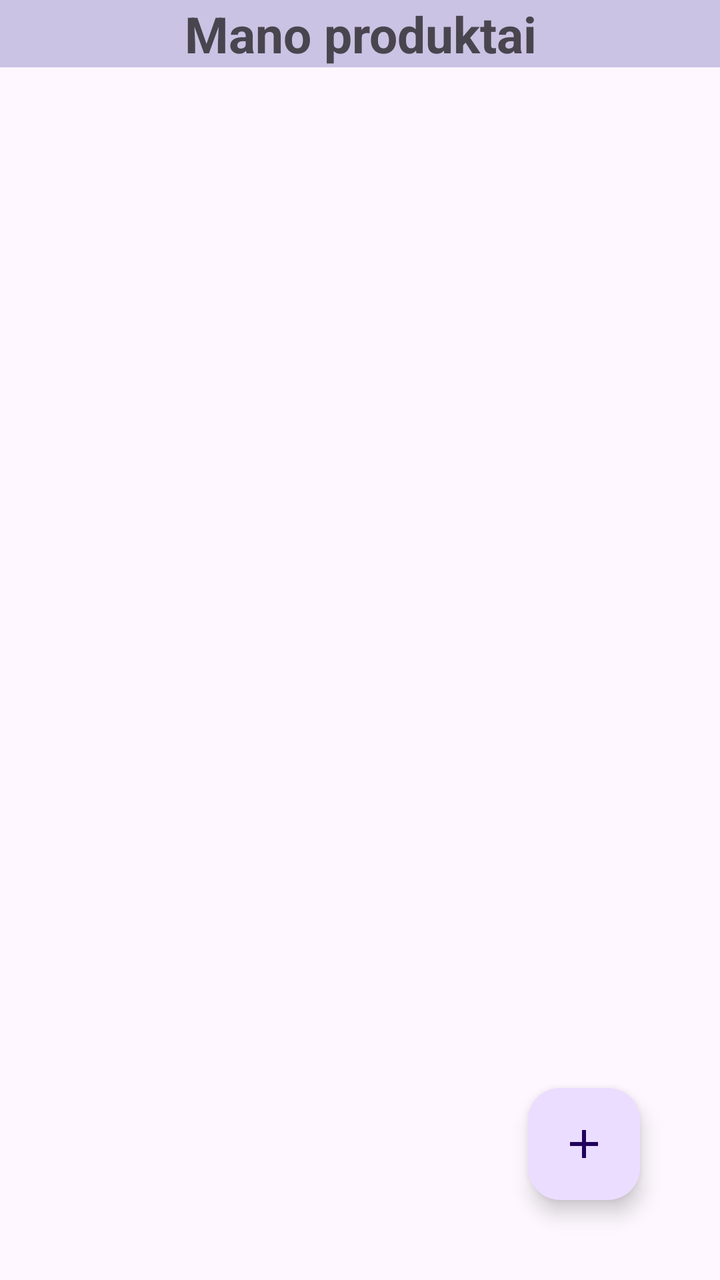
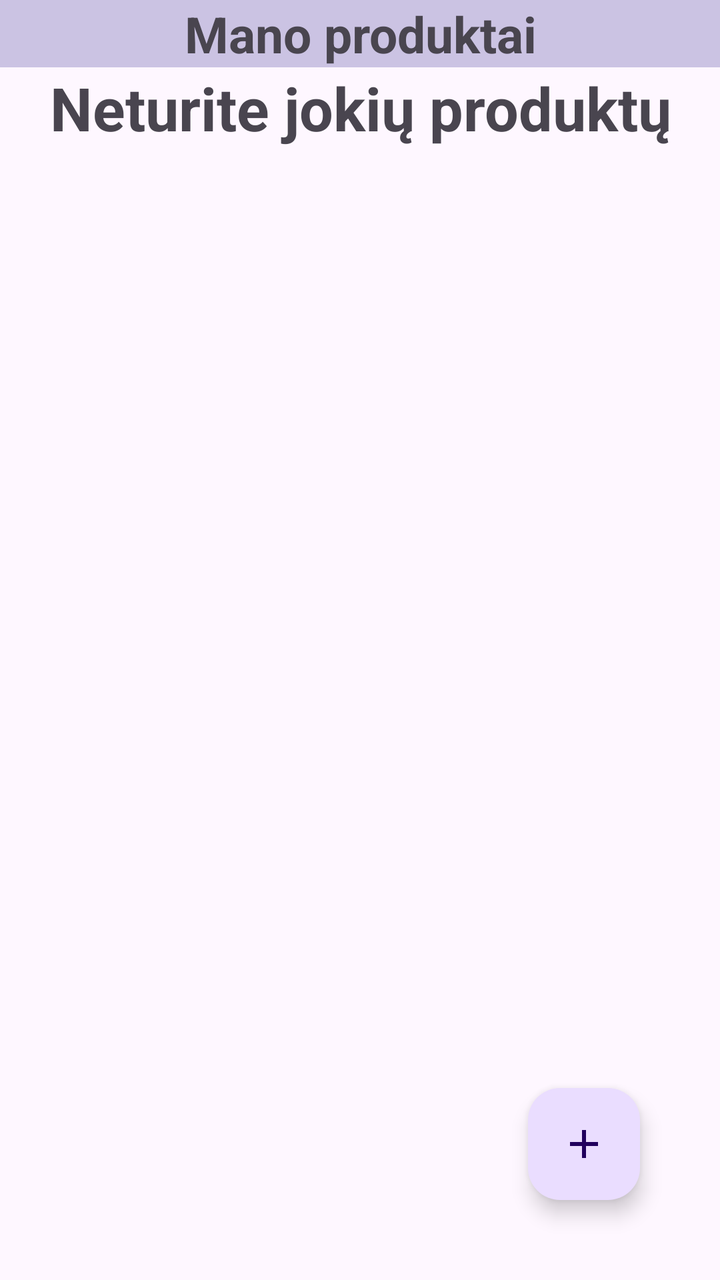

An Android layout rendered at two revisions. The XML below is the earlier revision; the diff shows what the commit changed to produce the second picture.
<!-- AndroidManifest.xml: activity theme Theme.Material3.Light.NoActionBar -->
<!-- res/layout/activity_my_products.xml -->
<?xml version="1.0" encoding="utf-8"?>
<androidx.constraintlayout.widget.ConstraintLayout xmlns:android="http://schemas.android.com/apk/res/android"
    xmlns:app="http://schemas.android.com/apk/res-auto"
    xmlns:tools="http://schemas.android.com/tools"
    android:layout_width="match_parent"
    android:layout_height="match_parent"
    tools:context=".MyProductsActivity">

    <TextView
        android:id="@+id/myProductsTitle"
        android:layout_width="match_parent"
        android:layout_height="wrap_content"
        android:background="#CBC3E3"
        android:gravity="center"
        android:text="Mano produktai"
        android:textSize="25sp"
        android:textStyle="bold"
        app:layout_constraintEnd_toEndOf="parent"
        app:layout_constraintStart_toStartOf="parent"
        app:layout_constraintTop_toTopOf="parent" />

    <androidx.recyclerview.widget.RecyclerView
        android:id="@+id/productsListView"
        android:layout_width="0dp"
        android:layout_height="0dp"
        app:layout_constraintBottom_toTopOf="@+id/goToAddProductActivity"
        app:layout_constraintEnd_toEndOf="parent"
        app:layout_constraintStart_toStartOf="parent"
        app:layout_constraintTop_toBottomOf="@+id/myProductsTitle" />

    <com.google.android.material.floatingactionbutton.FloatingActionButton
        android:id="@+id/goToAddProductActivity"
        android:layout_width="wrap_content"
        android:layout_height="wrap_content"
        android:layout_marginBottom="40dp"
        android:layout_marginEnd="40dp"
        android:clickable="true"
        android:contentDescription="addProduct"
        android:focusable="true"
        app:layout_constraintBottom_toBottomOf="parent"
        app:layout_constraintEnd_toEndOf="parent"
        app:srcCompat="@drawable/ic_add_product" />
</androidx.constraintlayout.widget.ConstraintLayout>
<!-- resources referenced by this layout -->
<resources>
  <!-- drawable ic_add_product (drawable) -->
  <vector android:height="24dp" android:tint="#FFFFFF"
      android:viewportHeight="24" android:viewportWidth="24"
      android:width="24dp" xmlns:android="http://schemas.android.com/apk/res/android">
      <path android:fillColor="@android:color/white" android:pathData="M19,13h-6v6h-2v-6H5v-2h6V5h2v6h6v2z"/>
  </vector>
</resources>

<!-- the commit's change to res/layout/activity_my_products.xml (unified diff, before → after) -->
@@ -40,4 +40,16 @@
         app:layout_constraintBottom_toBottomOf="parent"
         app:layout_constraintEnd_toEndOf="parent"
         app:srcCompat="@drawable/ic_add_product" />
+
+    <TextView
+        android:id="@+id/noProductsText"
+        android:layout_width="match_parent"
+        android:layout_height="wrap_content"
+        app:layout_constraintEnd_toEndOf="parent"
+        app:layout_constraintStart_toStartOf="parent"
+        android:textSize="30sp"
+        android:textStyle="bold"
+        android:gravity="center"
+        android:text="Neturite jokių produktų"
+        app:layout_constraintTop_toBottomOf="@+id/myProductsTitle" />
 </androidx.constraintlayout.widget.ConstraintLayout>
